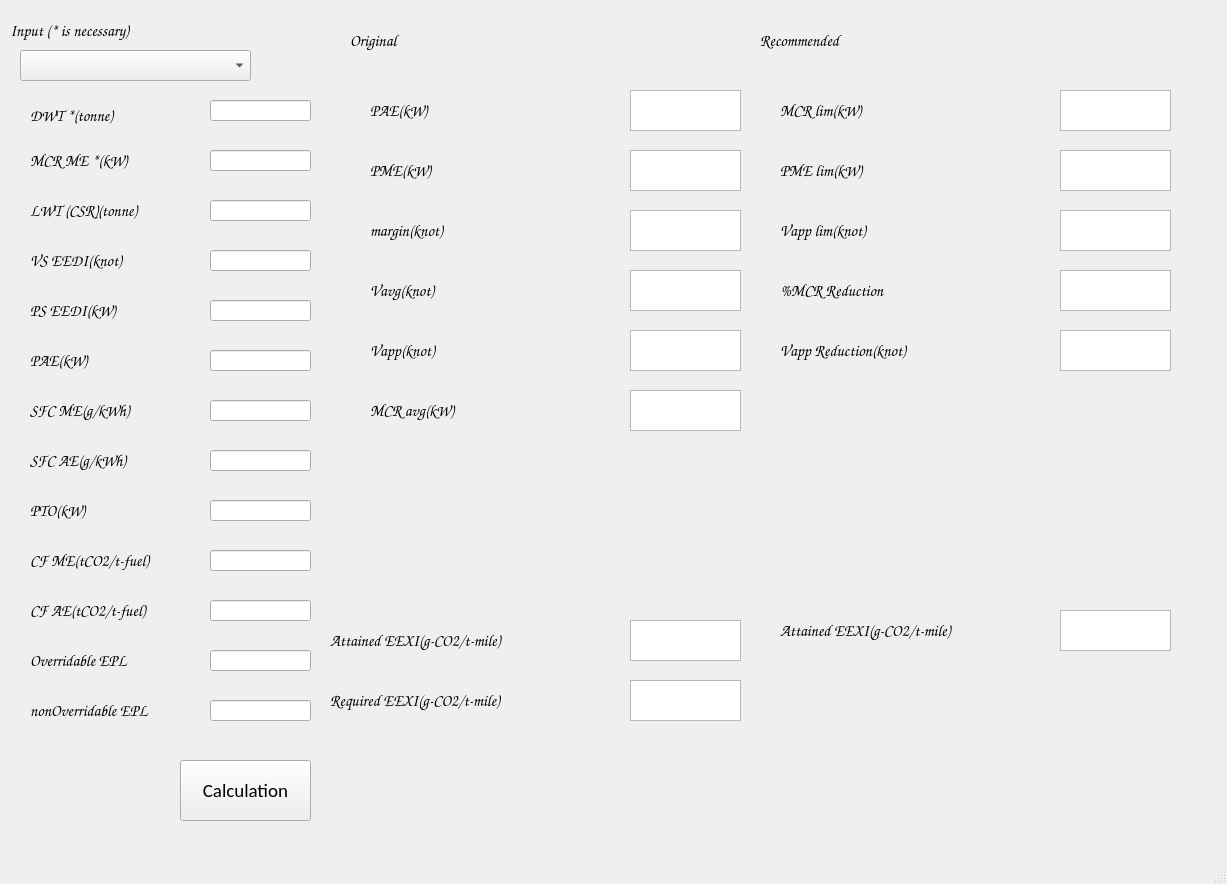
This is untitled.ui in ychins1340/EEXIcalculator as Qt 5 draws it before an edit. The edited form follows.
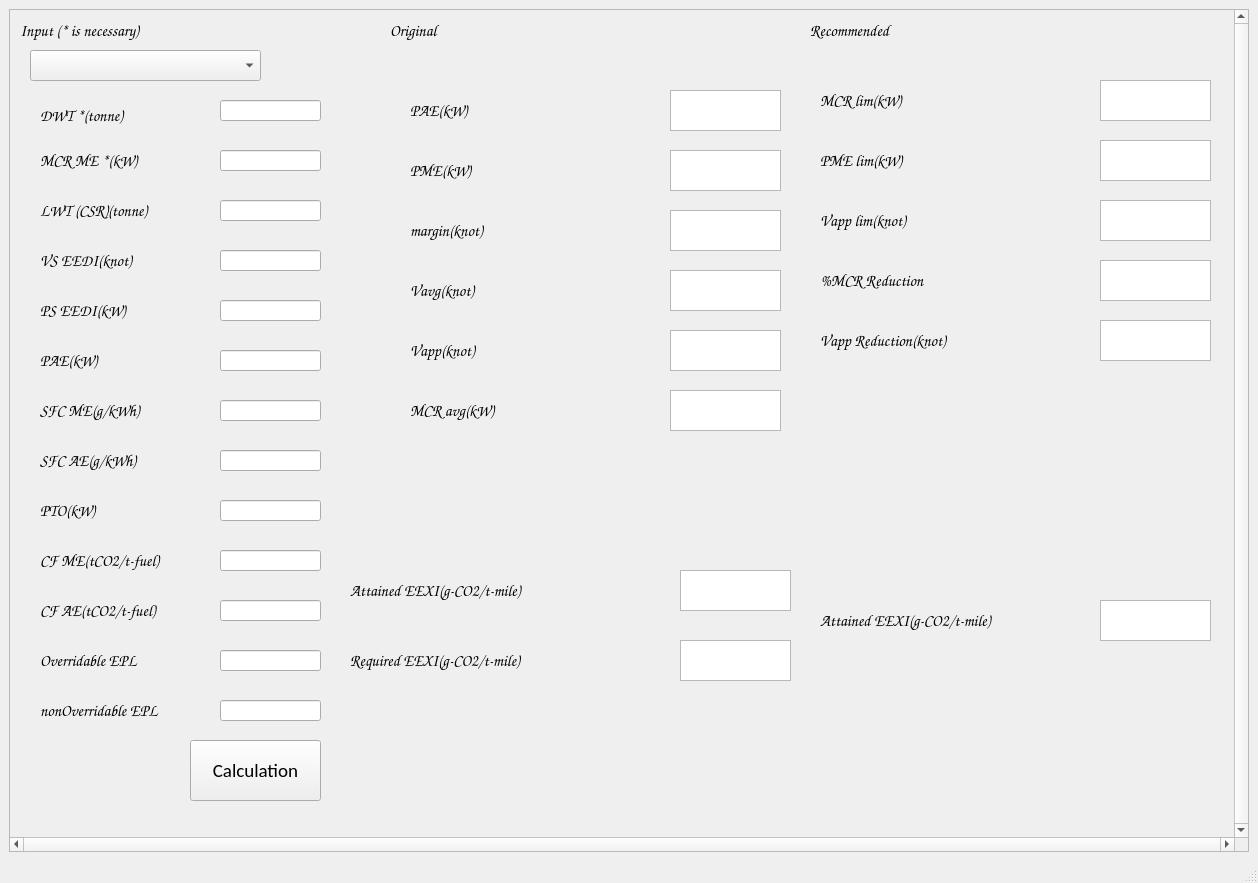
This is the edited form. Icons and pictures are not drawn.

```diff
--- a/untitled.ui
+++ b/untitled.ui
@@ -6,8 +6,8 @@
    <rect>
     <x>0</x>
     <y>0</y>
-    <width>1227</width>
-    <height>884</height>
+    <width>1258</width>
+    <height>883</height>
    </rect>
   </property>
   <property name="font">
@@ -19,55 +19,47 @@
    <string>MainWindow</string>
   </property>
   <widget class="QWidget" name="centralwidget">
-   <widget class="QTextBrowser" name="EEXI">
-    <property name="geometry">
-     <rect>
-      <x>630</x>
-      <y>620</y>
-      <width>111</width>
-      <height>41</height>
-     </rect>
-    </property>
-    <property name="font">
-     <font>
-      <family>Arial</family>
-      <pointsize>10</pointsize>
-     </font>
-    </property>
-   </widget>
-   <widget class="QLabel" name="label_3">
+   <layout class="QGridLayout" name="gridLayout">
+    <item row="0" column="0">
+     <widget class="QScrollArea" name="scrollArea">
+      <property name="minimumSize">
+       <size>
+        <width>1240</width>
+        <height>825</height>
+       </size>
+      </property>
+      <property name="verticalScrollBarPolicy">
+       <enum>Qt::ScrollBarAlwaysOn</enum>
+      </property>
+      <property name="horizontalScrollBarPolicy">
+       <enum>Qt::ScrollBarAlwaysOn</enum>
+      </property>
+      <property name="widgetResizable">
+       <bool>true</bool>
+      </property>
+      <widget class="QWidget" name="scrollAreaWidgetContents">
     <property name="geometry">
      <rect>
-      <x>330</x>
-      <y>620</y>
-      <width>291</width>
-      <height>41</height>
-     </rect>
-    </property>
-    <property name="font">
-     <font>
-      <family>Comic Sans MS</family>
-      <pointsize>12</pointsize>
-     </font>
-    </property>
-    <property name="text">
-     <string>Attained EEXI(g-CO2/t-mile)</string>
-    </property>
-   </widget>
+         <x>0</x>
+         <y>0</y>
+         <width>1221</width>
+         <height>806</height>
+        </rect>
+       </property>
    <widget class="QWidget" name="widget" native="true">
     <property name="geometry">
      <rect>
       <x>20</x>
-      <y>40</y>
-      <width>301</width>
-      <height>791</height>
+          <y>30</y>
+          <width>311</width>
+          <height>771</height>
      </rect>
     </property>
     <widget class="QPushButton" name="pushButton">
      <property name="geometry">
       <rect>
        <x>160</x>
-       <y>720</y>
+           <y>700</y>
        <width>131</width>
        <height>61</height>
       </rect>
@@ -584,12 +576,50 @@
      </property>
     </widget>
    </widget>
+       <widget class="QLabel" name="label_21">
+        <property name="geometry">
+         <rect>
+          <x>10</x>
+          <y>0</y>
+          <width>311</width>
+          <height>41</height>
+         </rect>
+        </property>
+        <property name="font">
+         <font>
+          <family>Comic Sans MS</family>
+          <pointsize>12</pointsize>
+         </font>
+        </property>
+        <property name="text">
+         <string>Input (* is necessary)</string>
+        </property>
+       </widget>
+       <widget class="QLabel" name="label_17">
+        <property name="geometry">
+         <rect>
+          <x>380</x>
+          <y>0</y>
+          <width>131</width>
+          <height>41</height>
+         </rect>
+        </property>
+        <property name="font">
+         <font>
+          <family>Comic Sans MS</family>
+          <pointsize>12</pointsize>
+         </font>
+        </property>
+        <property name="text">
+         <string>Original</string>
+        </property>
+       </widget>
    <widget class="QWidget" name="widget_2" native="true">
     <property name="geometry">
      <rect>
-      <x>350</x>
-      <y>40</y>
-      <width>401</width>
+          <x>380</x>
+          <y>30</y>
+          <width>411</width>
       <height>451</height>
      </rect>
     </property>
@@ -804,11 +834,62 @@
      </property>
     </widget>
    </widget>
+       <widget class="QTextBrowser" name="reqEEXI">
+        <property name="geometry">
+         <rect>
+          <x>670</x>
+          <y>630</y>
+          <width>111</width>
+          <height>41</height>
+         </rect>
+        </property>
+        <property name="font">
+         <font>
+          <family>Arial</family>
+          <pointsize>10</pointsize>
+         </font>
+        </property>
+       </widget>
+       <widget class="QTextBrowser" name="EEXI">
+        <property name="geometry">
+         <rect>
+          <x>670</x>
+          <y>560</y>
+          <width>111</width>
+          <height>41</height>
+         </rect>
+        </property>
+        <property name="font">
+         <font>
+          <family>Arial</family>
+          <pointsize>10</pointsize>
+         </font>
+        </property>
+       </widget>
+       <widget class="QLabel" name="label_3">
+        <property name="geometry">
+         <rect>
+          <x>340</x>
+          <y>560</y>
+          <width>291</width>
+          <height>41</height>
+         </rect>
+        </property>
+        <property name="font">
+         <font>
+          <family>Comic Sans MS</family>
+          <pointsize>12</pointsize>
+         </font>
+        </property>
+        <property name="text">
+         <string>Attained EEXI(g-CO2/t-mile)</string>
+        </property>
+       </widget>
    <widget class="QLabel" name="label_8">
     <property name="geometry">
      <rect>
-      <x>330</x>
-      <y>680</y>
+          <x>340</x>
+          <y>630</y>
       <width>291</width>
       <height>41</height>
      </rect>
@@ -823,27 +904,11 @@
      <string>Required EEXI(g-CO2/t-mile)</string>
     </property>
    </widget>
-   <widget class="QTextBrowser" name="reqEEXI">
-    <property name="geometry">
-     <rect>
-      <x>630</x>
-      <y>680</y>
-      <width>111</width>
-      <height>41</height>
-     </rect>
-    </property>
-    <property name="font">
-     <font>
-      <family>Arial</family>
-      <pointsize>10</pointsize>
-     </font>
-    </property>
-   </widget>
    <widget class="QWidget" name="widget_3" native="true">
     <property name="geometry">
      <rect>
-      <x>770</x>
-      <y>40</y>
+          <x>800</x>
+          <y>20</y>
       <width>411</width>
       <height>701</height>
      </rect>
@@ -1086,8 +1151,8 @@
    <widget class="QLabel" name="label_16">
     <property name="geometry">
      <rect>
-      <x>760</x>
-      <y>20</y>
+          <x>800</x>
+          <y>0</y>
       <width>151</width>
       <height>41</height>
      </rect>
@@ -1102,44 +1167,10 @@
      <string>Recommended</string>
     </property>
    </widget>
-   <widget class="QLabel" name="label_17">
-    <property name="geometry">
-     <rect>
-      <x>350</x>
-      <y>20</y>
-      <width>131</width>
-      <height>41</height>
-     </rect>
-    </property>
-    <property name="font">
-     <font>
-      <family>Comic Sans MS</family>
-      <pointsize>12</pointsize>
-     </font>
-    </property>
-    <property name="text">
-     <string>Original</string>
-    </property>
-   </widget>
-   <widget class="QLabel" name="label_21">
-    <property name="geometry">
-     <rect>
-      <x>10</x>
-      <y>10</y>
-      <width>311</width>
-      <height>41</height>
-     </rect>
-    </property>
-    <property name="font">
-     <font>
-      <family>Comic Sans MS</family>
-      <pointsize>12</pointsize>
-     </font>
-    </property>
-    <property name="text">
-     <string>Input (* is necessary)</string>
-    </property>
-   </widget>
+      </widget>
+     </widget>
+    </item>
+   </layout>
   </widget>
   <widget class="QMenuBar" name="menubar">
    <property name="geometry">
```
Left out of the diff: 2 changed lines with no effect on the pictures. Lines whose indentation alone changed are shown as unchanged.
